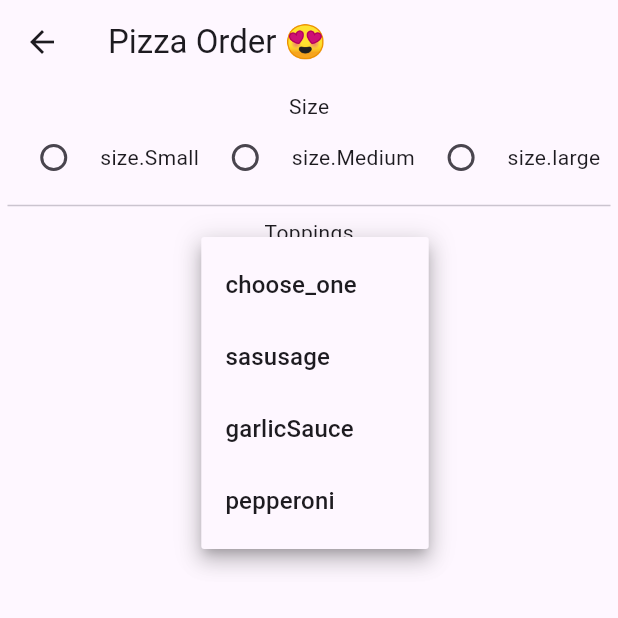
After one commit to ALI-tech-tech/mobile-boot-camping, a Flutter app: the PizzaView screen opened directly, after a tap on "choose_one", on a phone screen of 412 x 824 dp, the top half of it. The commit adds this screen. Run offline on Flutter 3.47's test engine with Material 2 defaults, Android fonts, the phone set to English and light mode, and no system bars; our stand-ins replace carousel_slider, faker, flutter_svg, icons_plus, video_player; accounts and stored records are empty.

```diff
--- a/lib/day33/ProductController.dart
+++ b/lib/day33/ProductController.dart
@@ -1,6 +1,6 @@
 import 'dart:math';
 
-import 'package:faker/faker.dart';
+
 import 'package:flutter_practis/day33/product.dart';
 
 class ProductController {
--- /dev/null
+++ b/lib/day35/pizzaorder/Pizza.dart
@@ -0,0 +1,13 @@
+class Pizza {
+  size? s;
+  bool? gluteen;
+  List<String> toppings=[];
+  String? instructions;
+}
+
+enum size{
+
+  Small,
+  Medium,
+  large,
+}
--- /dev/null
+++ b/lib/day35/pizzaorder/PizzaController.dart
@@ -0,0 +1,7 @@
+import 'package:flutter_practis/day35/pizzaorder/Pizza.dart';
+
+class PizaController {
+  static List<Pizza>pizzaorder=[];
+
+
+}
--- /dev/null
+++ b/lib/day35/pizzaorder/Pizzaview.dart
@@ -0,0 +1,137 @@
+import 'package:flutter/material.dart';
+import 'package:flutter_practis/day35/pizzaorder/Pizza.dart';
+
+class PizzaView extends StatefulWidget {
+  const PizzaView({super.key});
+
+  @override
+  State<PizzaView> createState() => _PizzaViewState();
+}
+
+class _PizzaViewState extends State<PizzaView> {
+  Pizza? pi = Pizza();
+  String selected = toppings.values[0].name;
+
+  po(size s) {
+    pi!.s = s;
+  }
+
+  @override
+  Widget build(BuildContext context) {
+    return Scaffold(
+      appBar: AppBar(
+        title: Text("Pizza Order 😍"),
+      ),
+      body: Container(
+        margin: EdgeInsets.all(5),
+        child: Column(
+          children: [
+            Text("Size"),
+            Row(
+              mainAxisAlignment: MainAxisAlignment.spaceEvenly,
+              children: [
+                Radio(value: 1, groupValue: 2, onChanged: (v) {}),
+                Text("${size.values[0]}"),
+                Radio(value: 1, groupValue: 2, onChanged: (v) {}),
+                Text("${size.values[1]}"),
+                Radio(value: 1, groupValue: 2, onChanged: (v) {}),
+                Text("${size.values[2]}"),
+              ],
+            ),
+            Divider(),
+            Text("Toppings"),
+            SizedBox(
+              height: 50,
+              child: DropdownButton(
+
+                  //hint: Text("Chooose one"),
+                  value: selected,
+                  items:
+                      // [DropdownMenuItem(
+                      //           enabled: false,
+                      //           child: Text("Choose one"))]+
+                      List.generate(
+                          toppings.values.length,
+                          (index) => DropdownMenuItem(
+                              enabled: index != 0 ? true : false,
+                              value: toppings.values[index].name,
+                              child: Text("${toppings.values[index].name}"))),
+                  onChanged: (value) {
+                    selected = value!;
+                    setState(() {
+                      pi!.toppings.add(value);
+                    });
+                  }),
+            ),
+            // SizedBox(
+            //   height: (20*pi!.toppings.length).toDouble(),
+            //   child: ListView.builder(
+            //     itemCount: pi!.toppings.length,
+            //     itemBuilder: (ctx,index){
+            //       return ListTile(
+            //          leading: IconButton(onPressed: (){
+            //           pi!.toppings.remove(pi!.toppings[index]);
+            //           setState(() {
+
+            //           });
+            //          }, icon: Icon(Icons.remove_circle_outline)),
+            //          title:Text("${ pi!.toppings[index]}"),
+            //       );
+            //     }),
+            // ),
+
+            boxlist(pi: pi!),
+            Row(
+              children: [
+
+              ],
+            ),
+            Row(
+              mainAxisAlignment: MainAxisAlignment.center,
+              children: [
+                ElevatedButton(onPressed: () {}, child: Text("Confirm"))
+              ],
+            )
+          ],
+        ),
+      ),
+    );
+  }
+}
+
+enum toppings {
+  choose_one,
+  sasusage,
+  garlicSauce,
+  pepperoni,
+}
+
+class boxlist extends StatefulWidget {
+  Pizza pi;
+  boxlist({super.key, required this.pi});
+
+  @override
+  State<boxlist> createState() => _boxlistState();
+}
+
+class _boxlistState extends State<boxlist> {
+  @override
+  Widget build(BuildContext context) {
+    return SizedBox(
+      height: (60 * widget.pi!.toppings.length).toDouble(),
+      child: ListView.builder(
+          itemCount: widget.pi!.toppings.length,
+          itemBuilder: (ctx, index) {
+            return ListTile(
+              leading: IconButton(
+                  onPressed: () {
+                    widget.pi!.toppings.remove(widget.pi!.toppings[index]);
+                    setState(() {});
+                  },
+                  icon: Icon(Icons.remove_circle_outline)),
+              title: Text("${widget.pi!.toppings[index]}"),
+            );
+          }),
+    );
+  }
+}
--- a/lib/main.dart
+++ b/lib/main.dart
@@ -3,6 +3,7 @@ import 'package:flutter_practis/day29/q2/picture1/news.dart';
 import 'package:flutter_practis/day30/q1/form.dart';
 import 'package:flutter_practis/day31/homework/movieapp/pages/paage8.dart';
 import 'package:flutter_practis/day31/homework/movieapp/pages/page14.dart';
+import 'package:flutter_practis/day35/pizzaorder/Pizzaview.dart';
 
 import 'day28/Todo/view/ViewTask.dart';
 import 'day28/q1/exchange.dart';
@@ -34,7 +35,7 @@ class MyApp extends StatelessWidget {
         colorScheme: ColorScheme.fromSeed(seedColor: Colors.deepPurple),
         useMaterial3: true,
       ),
-      home: AppearContiner(),
+      home: ProductView(),
     );
   }
 }
```
Also changed, not shown: lib/day33/ProductView.dart (+18 -18 lines), lib/day33/card.dart (+17 -8 lines), 4 other files.
